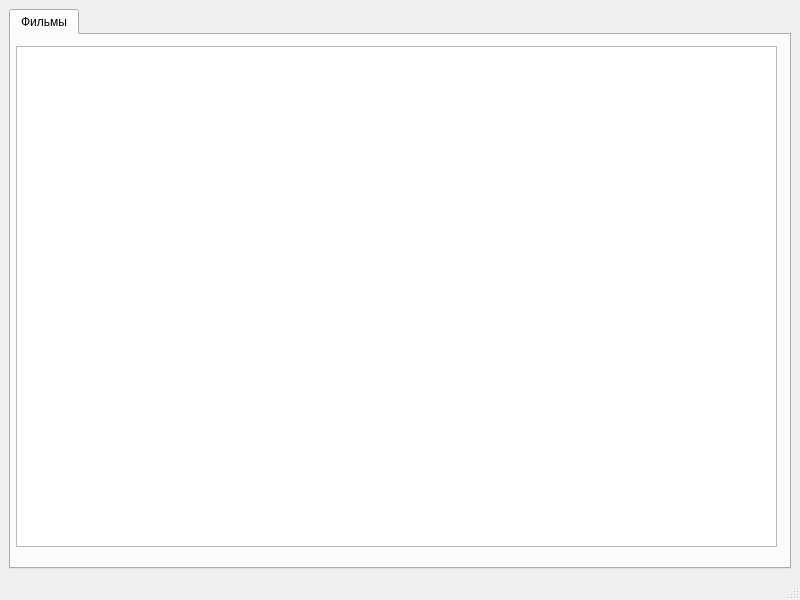
The window that main.ui (ivanmironov1/Espresso) describes before a commit, drawn with Qt 5.
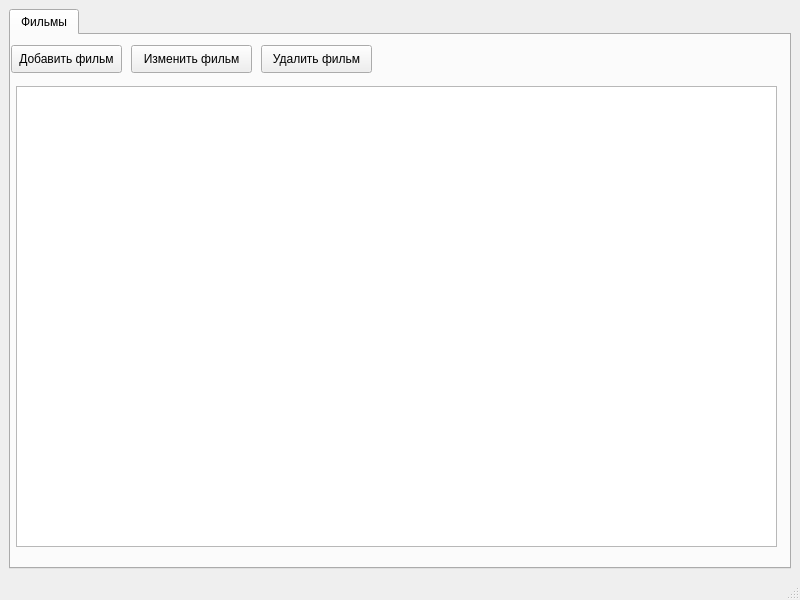
The same window after the commit.

Commit message: add 'edit' and 'new' buttons, add functions for buttons and db functions

Patch:
```diff
--- a/main.ui
+++ b/main.ui
@@ -24,13 +24,52 @@
        <attribute name="title">
         <string>Фильмы</string>
        </attribute>
+       <widget class="QPushButton" name="pushButton">
+        <property name="geometry">
+         <rect>
+          <x>0</x>
+          <y>10</y>
+          <width>111</width>
+          <height>28</height>
+         </rect>
+        </property>
+        <property name="text">
+         <string>Добавить фильм</string>
+        </property>
+       </widget>
+       <widget class="QPushButton" name="pushButton_2">
+        <property name="geometry">
+         <rect>
+          <x>120</x>
+          <y>10</y>
+          <width>121</width>
+          <height>28</height>
+         </rect>
+        </property>
+        <property name="text">
+         <string>Изменить фильм</string>
+        </property>
+       </widget>
+       <widget class="QPushButton" name="pushButton_3">
+        <property name="geometry">
+         <rect>
+          <x>250</x>
+          <y>10</y>
+          <width>111</width>
+          <height>28</height>
+         </rect>
+        </property>
+        <property name="text">
+         <string>Удалить фильм</string>
+        </property>
+       </widget>
        <widget class="QTableWidget" name="tableWidget">
         <property name="geometry">
          <rect>
           <x>5</x>
-          <y>11</y>
+          <y>51</y>
           <width>761</width>
-          <height>501</height>
+          <height>461</height>
          </rect>
         </property>
        </widget>
```
The commit also changes 3 other files.
